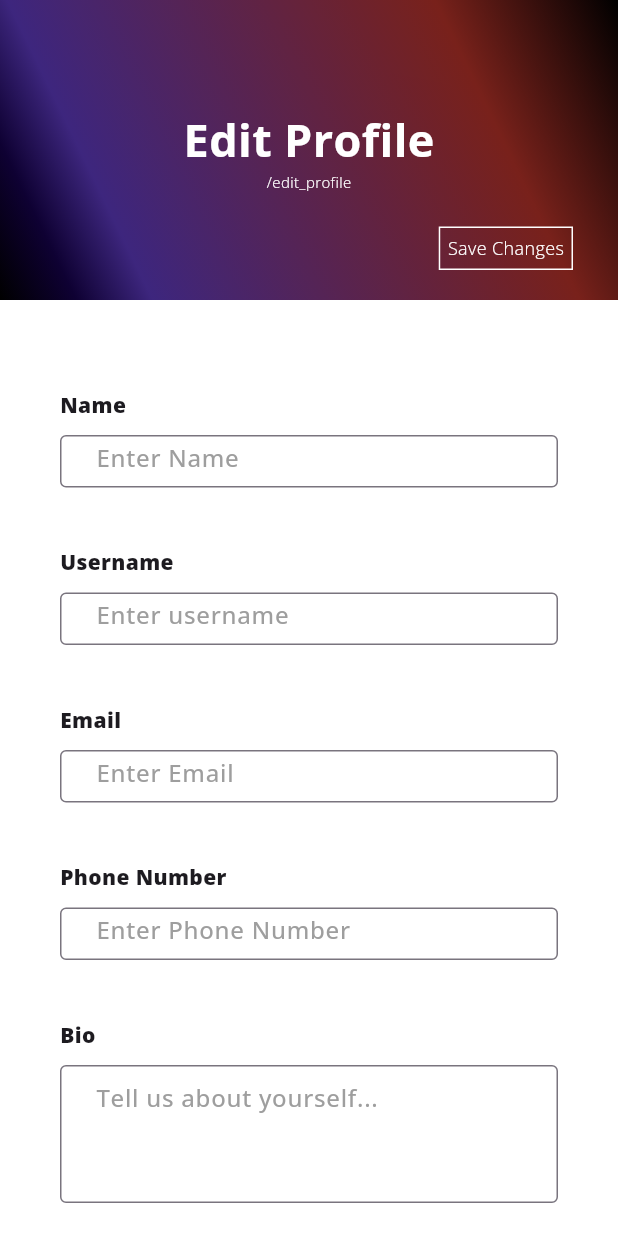
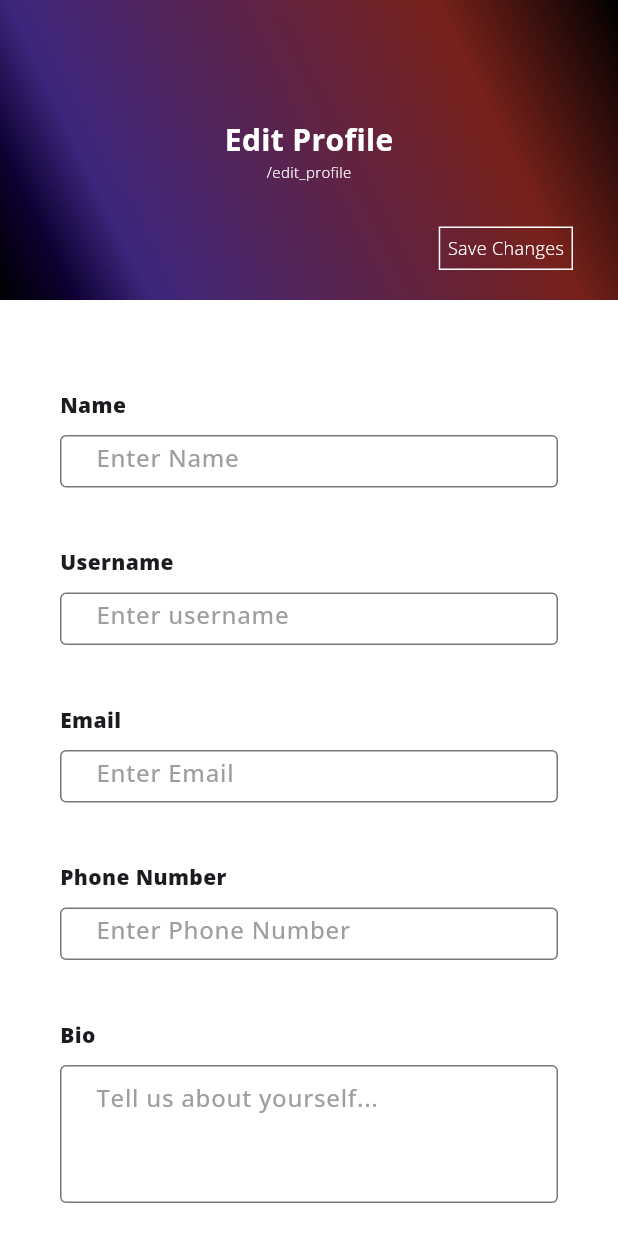
Before and after one commit to Ri-2020/RTS, a Flutter app: the EditProfileScreen screen opened by its route, on a phone screen of 412 x 824 dp. Run offline on Flutter 3.47's test engine with Material 2 defaults, Android fonts, the phone set to English and light mode, and no system bars; our stand-ins replace get, google_fonts, shared_preferences, socket_io_client; missing offline and left inert: dart:html, link_preview_generator, side_navigation; accounts and stored records are empty.

Commit message:
work in progress

```diff
--- a/lib/constants/strings.dart
+++ b/lib/constants/strings.dart
@@ -3,7 +3,7 @@
 import 'package:rts/ui/dashboard/dashboard.dart';
 
 class UseString {
-  static const website_name = "Raah Towards Success";
+  static const website_name = "Incandescent";
   static const short_website_name = "RTS";
   static const save_changes = "Save Changes";
   static const Bootcamps = "Bootcamps";
--- a/lib/ui/about/characterTile.dart
+++ b/lib/ui/about/characterTile.dart
@@ -5,10 +5,12 @@ import 'package:flutter/src/widgets/placeholder.dart';
 class CharacterTile extends StatelessWidget {
   final String name;
   final String? post;
+  final double width;
 
   const CharacterTile({
     super.key,
     required this.name,
+    required this.width,
     this.post,
   });
 
@@ -21,8 +23,8 @@ class CharacterTile extends StatelessWidget {
             borderRadius: BorderRadius.circular(100),
             child: Image.network(
               "https://www.alexisdental.ca/files/alexis-dental-belle-river-fillings-1.jpg",
-              height: 150,
-              width: 150,
+              height: width < 600 ? 100 : 150,
+              width: width < 600 ? 100 : 150,
               fit: BoxFit.cover,
             ),
           ),
--- a/lib/ui/doubt/doubt.dart
+++ b/lib/ui/doubt/doubt.dart
@@ -57,6 +57,7 @@ class _UserChatPageState extends State<DoubtPage> {
                 vm.update();
               },
               child: PageFrame(
+                width: width,
                 pageTitle: "Ask a doubt",
                 children: [
                   Wrap(
--- a/lib/ui/edit_profile/edit_profile.dart
+++ b/lib/ui/edit_profile/edit_profile.dart
@@ -27,6 +27,7 @@ class EditProfileScreen extends StatelessWidget {
     return GetBuilder<EditProfileVM>(builder: (vm) {
       return Scaffold(
         body: PageFrame(
+          width: width,
           pageTitle: UseString.edit_profile,
           pageDescription: "/edit_profile",
           isPadding: false,
--- a/lib/ui/home/home.dart
+++ b/lib/ui/home/home.dart
@@ -42,7 +42,7 @@ class HomePage extends StatelessWidget {
                           image: Text(""),
                         ),
                         selectedIndex: vm.selectedIndex,
-                        items: [
+                        items: const [
                           SideNavigationBarItem(
                             icon: Icons.home,
                             label: "Home",
--- a/lib/ui/home/home_vm.dart
+++ b/lib/ui/home/home_vm.dart
@@ -21,12 +21,6 @@ class HomeVM extends GetxController {
     const About(),
   ];
 
-  // List<Widget> test = [
-  //   const BootCampTile(
-  //     width: ,
-  //   ),
-  // ];
-
   String homeTitle = "Raah Towards Success";
 
   int selectedIndex = 0;
--- a/lib/ui/resourses/resourses.dart
+++ b/lib/ui/resourses/resourses.dart
@@ -16,6 +16,7 @@ class Resourses extends StatelessWidget {
     return GetBuilder<ResourcesVM>(builder: (vm) {
       return SelectionArea(
         child: PageFrame(
+          width: width,
           pageTitle: UseString.Resources,
           pageDescription: "/${UseString.resources}",
           children: [
--- a/lib/widgets/media_query_style.dart
+++ b/lib/widgets/media_query_style.dart
@@ -3,21 +3,34 @@ import 'package:flutter/material.dart';
 class MediaQueryStyle extends StatelessWidget {
   final List<Widget> children;
   final bool isColumn;
+  final CrossAxisAlignment? rowCrossAxisAlignment;
+  final CrossAxisAlignment? columnCrossAxisAlignment;
+  final MainAxisAlignment? rowMainAxisAlignment;
+  final MainAxisAlignment? columnMainAxisAlignment;
   const MediaQueryStyle({
     super.key,
     required this.children,
     required this.isColumn,
+    this.rowCrossAxisAlignment,
+    this.columnCrossAxisAlignment,
+    this.rowMainAxisAlignment,
+    this.columnMainAxisAlignment,
   });
 
   @override
   Widget build(BuildContext context) {
     return isColumn
         ? Column(
-            crossAxisAlignment: CrossAxisAlignment.center,
+            crossAxisAlignment:
+                columnCrossAxisAlignment ?? CrossAxisAlignment.center,
+            mainAxisAlignment:
+                columnMainAxisAlignment ?? MainAxisAlignment.start,
             children: children,
           )
         : Row(
-            mainAxisAlignment: MainAxisAlignment.spaceAround,
+            mainAxisAlignment: rowMainAxisAlignment ?? MainAxisAlignment.start,
+            crossAxisAlignment:
+                rowCrossAxisAlignment ?? CrossAxisAlignment.center,
             children: children,
           );
   }
--- a/lib/widgets/page_frame/page_frame.dart
+++ b/lib/widgets/page_frame/page_frame.dart
@@ -5,6 +5,7 @@ import 'package:rts/constants/google_fonts.dart';
 
 class PageFrame extends StatelessWidget {
   final List<Widget>? headerButtons;
+  final double width;
   final String? imageUrl;
   final String pageTitle;
   final String? pageDescription;
@@ -16,6 +17,7 @@ class PageFrame extends StatelessWidget {
     this.imageUrl,
     required this.pageTitle,
     this.pageDescription,
+    required this.width,
     this.children,
     this.isPadding = true,
   });
@@ -89,7 +91,7 @@ class PageFrame extends StatelessWidget {
                                 Text(
                                   pageTitle,
                                   style: GoogleFonts.openSans(
-                                    fontSize: 30,
+                                    fontSize: width < 460 ? 20 : 30,
                                     color: Colors.white,
                                     fontWeight: FontWeight.bold,
                                   ),
```
Also changed, not shown: lib/ui/about/about.dart (+17 -6 lines), lib/ui/dashboard/dashboard.dart (+26 -13 lines), lib/ui/home/bootcamp_tile.dart (+4 -4 lines), lib/ui/home/logged_in_home.dart (+6 -6 lines).
